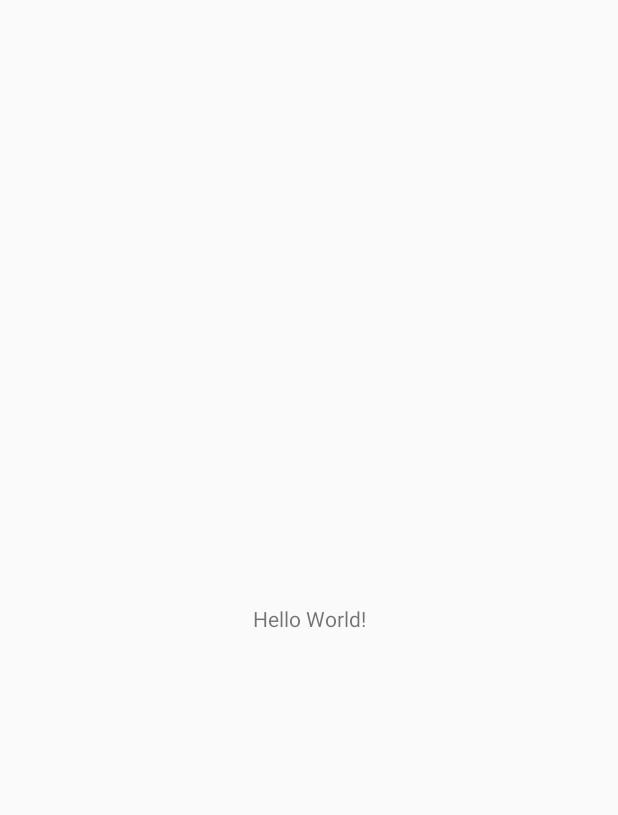
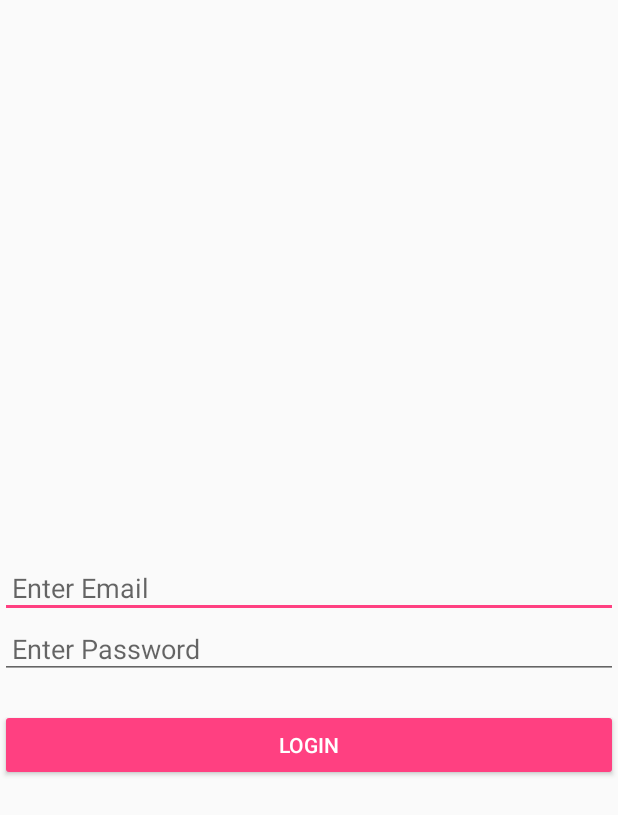
Before and after one commit to kamaubrian/bookish-mvvm, an Android app: the screen it shows after launch (MainActivity), on a phone screen of 412 x 824 dp. Before the commit the part shown is almost empty. Shown: the top 815 px of the screen. Run offline under Robolectric (Android 15) with nearby library versions, the phone set to English and light mode, and no system bars; our stand-ins replace data binding; libraries missing offline, so code that uses them is left out: es.dmoral.toasty; 4 statements that could not run were skipped.

Commit message:
login with mvvm

```diff
--- a/app/src/main/java/dev/brian/com/mvvm/MainActivity.java
+++ b/app/src/main/java/dev/brian/com/mvvm/MainActivity.java
@@ -1,13 +1,33 @@
 package dev.brian.com.mvvm;
 
+import android.arch.lifecycle.ViewModelProviders;
+import android.databinding.DataBindingUtil;
 import android.support.v7.app.AppCompatActivity;
 import android.os.Bundle;
+import android.widget.Toast;
 
-public class MainActivity extends AppCompatActivity {
+import dev.brian.com.mvvm.databinding.ActivityMainBinding;
+import dev.brian.com.mvvm.utils.LoginResultCallback;
+import dev.brian.com.mvvm.viewmodel.LoginViewModel;
+import dev.brian.com.mvvm.viewmodel.LoginViewModelFactory;
+import es.dmoral.toasty.Toasty;
+
+public class MainActivity extends AppCompatActivity implements LoginResultCallback {
 
     @Override
     protected void onCreate(Bundle savedInstanceState) {
         super.onCreate(savedInstanceState);
-        setContentView(R.layout.activity_main);
+        ActivityMainBinding activityMainBinding = DataBindingUtil.setContentView(this,R.layout.activity_main);
+        activityMainBinding.setViewModel(ViewModelProviders.of(this,new LoginViewModelFactory(this)).get(LoginViewModel.class));
+    }
+
+    @Override
+    public void onSuccess(String message) {
+        Toasty.success(this,"Login Success", Toast.LENGTH_SHORT).show();
+    }
+
+    @Override
+    public void onError(String message) {
+        Toasty.error(this,"Login Failed",Toast.LENGTH_SHORT).show();
     }
 }
--- a/app/src/main/java/dev/brian/com/mvvm/viewmodel/LoginViewModel.java
+++ b/app/src/main/java/dev/brian/com/mvvm/viewmodel/LoginViewModel.java
@@ -3,6 +3,7 @@ package dev.brian.com.mvvm.viewmodel;
 import android.arch.lifecycle.ViewModel;
 import android.text.Editable;
 import android.text.TextWatcher;
+import android.view.View;
 
 import dev.brian.com.mvvm.model.User;
 import dev.brian.com.mvvm.utils.LoginResultCallback;
@@ -53,4 +54,12 @@ public class LoginViewModel extends ViewModel {
             }
         };
     }
+
+    public void onLoginClicked(View view){
+        if(user.isValidData()){
+            loginResultCallback.onSuccess("Login Success");
+        }else {
+            loginResultCallback.onError("Login Failed");
+        }
+    }
 }
--- /dev/null
+++ b/app/src/main/java/dev/brian/com/mvvm/viewmodel/LoginViewModelFactory.java
@@ -0,0 +1,21 @@
+package dev.brian.com.mvvm.viewmodel;
+
+import android.arch.lifecycle.ViewModel;
+import android.arch.lifecycle.ViewModelProvider;
+import android.support.annotation.NonNull;
+
+import dev.brian.com.mvvm.utils.LoginResultCallback;
+
+public class LoginViewModelFactory extends ViewModelProvider.NewInstanceFactory {
+    private LoginResultCallback loginResultCallback;
+
+    public LoginViewModelFactory(LoginResultCallback resultCallback){
+        this.loginResultCallback = resultCallback;
+    }
+
+    @NonNull
+    @Override
+    public <T extends ViewModel> T create(@NonNull Class<T> modelClass) {
+        return( T) new LoginViewModel(loginResultCallback);
+    }
+}
--- a/app/src/main/res/layout/activity_main.xml
+++ b/app/src/main/res/layout/activity_main.xml
@@ -1,18 +1,50 @@
 <?xml version="1.0" encoding="utf-8"?>
-<android.support.constraint.ConstraintLayout xmlns:android="http://schemas.android.com/apk/res/android"
+<layout xmlns:android="http://schemas.android.com/apk/res/android"
     xmlns:app="http://schemas.android.com/apk/res-auto"
     xmlns:tools="http://schemas.android.com/tools"
-    android:layout_width="match_parent"
-    android:layout_height="match_parent"
-    tools:context=".MainActivity">
+  >
+    <data>
+        <variable
+            name="viewModel"
+            type="dev.brian.com.mvvm.viewmodel.LoginViewModel"/>
+    </data>
+    <RelativeLayout
+        android:layout_width="match_parent"
+        android:layout_height="match_parent"
+        tools:context=".MainActivity">
+        <LinearLayout
+            android:id="@+id/credentials_l"
+            android:layout_centerInParent="true"
+            android:orientation="vertical"
+            android:layout_width="match_parent"
+            android:layout_height="wrap_content">
 
-    <TextView
-        android:layout_width="wrap_content"
-        android:layout_height="wrap_content"
-        android:text="Hello World!"
-        app:layout_constraintBottom_toBottomOf="parent"
-        app:layout_constraintLeft_toLeftOf="parent"
-        app:layout_constraintRight_toRightOf="parent"
-        app:layout_constraintTop_toTopOf="parent" />
+            <EditText
+                android:id="@+id/edt_email"
+                android:hint="Enter Email"
+                android:layout_width="match_parent"
+                android:layout_height="wrap_content"
+                android:inputType="textEmailAddress"
+                android:padding="8dp"
+                app:addTextChangedListener="@{viewModel.getEmailTextWatcher}"/>
+            <EditText
+                android:id="@+id/edt_password"
+                android:hint="Enter Password"
+                android:layout_width="match_parent"
+                android:layout_height="wrap_content"
+                android:inputType="textPassword"
+                android:padding="8dp"
+                app:addTextChangedListener="@{viewModel.getPasswordTextWatcher}"/>
+        </LinearLayout>
 
-</android.support.constraint.ConstraintLayout>
+        <Button
+            style="@style/Base.Widget.AppCompat.Button.Colored"
+            android:id="@+id/btnLogin"
+            android:layout_width="match_parent"
+            android:layout_height="wrap_content"
+            android:layout_below="@id/credentials_l"
+            android:layout_marginTop="20dp"
+            android:text="LOGIN"
+            android:onClick="@{viewModel::onLoginClicked}"/>
+    </RelativeLayout>
+</layout>
```
